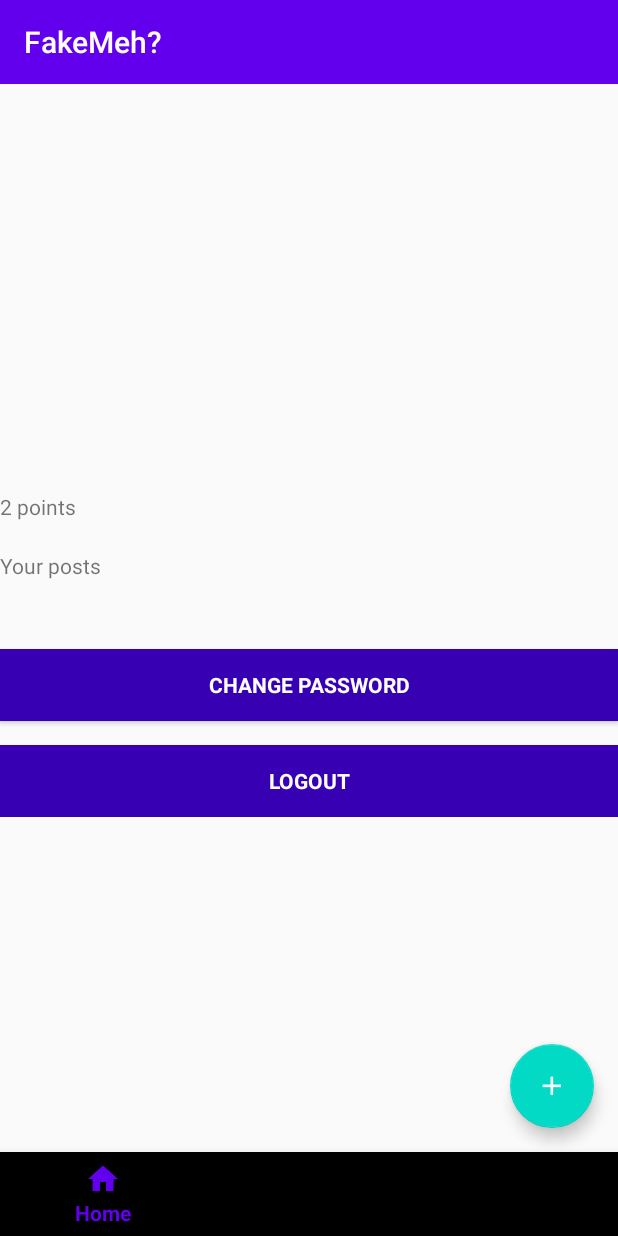
After one commit to UltimateHG/code-exp-2020-test, an Android app: the AccountFragment screen opened directly, with no data from a screen before it, on a phone screen of 412 x 824 dp. The commit adds this screen. Run offline under Robolectric (Android 15) with nearby library versions, the phone set to English and light mode, and no system bars; our stand-ins replace Firebase (no records; nobody signed in at launch, a user with empty details on screens opened directly).

Commit message:
'account'

```diff
--- a/app/build.gradle
+++ b/app/build.gradle
@@ -38,6 +38,8 @@ dependencies {
 	implementation 'com.google.firebase:firebase-auth:19.3.1'
     implementation 'androidx.constraintlayout:constraintlayout:1.1.3'
     implementation 'com.google.android.material:material:1.2.0-beta01'
+    implementation 'androidx.legacy:legacy-support-v4:1.0.0'
+    implementation 'androidx.recyclerview:recyclerview:1.1.0'
 
     testImplementation 'junit:junit:4.12'
     androidTestImplementation 'androidx.test.ext:junit:1.1.1'
--- a/app/src/main/AndroidManifest.xml
+++ b/app/src/main/AndroidManifest.xml
@@ -1,6 +1,7 @@
 <?xml version="1.0" encoding="utf-8"?>
 <manifest xmlns:android="http://schemas.android.com/apk/res/android"
     package="com.example.code_exp_2020_test">
+
     <application
         android:allowBackup="true"
         android:icon="@mipmap/ic_launcher"
@@ -8,9 +9,8 @@
         android:roundIcon="@mipmap/ic_launcher_round"
         android:supportsRtl="true"
         android:theme="@style/AppTheme">
-
-        <activity
-            android:name=".LoginActivity">
+        <activity android:name=".ChangePasswordActivity"></activity>
+        <activity android:name=".LoginActivity">
             <intent-filter>
                 <action android:name="android.intent.action.MAIN" />
 
--- /dev/null
+++ b/app/src/main/java/com/example/code_exp_2020_test/AccountFragment.java
@@ -0,0 +1,67 @@
+package com.example.code_exp_2020_test;
+
+import android.content.Intent;
+import android.os.Bundle;
+
+import androidx.appcompat.app.AppCompatActivity;
+import androidx.fragment.app.Fragment;
+
+import android.util.Log;
+import android.view.LayoutInflater;
+import android.view.View;
+import android.view.ViewGroup;
+import android.widget.Button;
+import android.widget.TextView;
+import android.widget.Toast;
+
+import com.google.firebase.auth.FirebaseAuth;
+
+import org.w3c.dom.Text;
+
+
+public class AccountFragment extends Fragment {
+
+    Button accountLogoutButton;
+    Button accountChangePasswordButton;
+    TextView accountUsernameText;
+    TextView accountPointsText;
+
+    FirebaseAuth mAuth;
+    public View onCreateView(LayoutInflater inflater, ViewGroup container,
+                             Bundle savedInstanceState) {
+        // Inflate the layout for this fragment
+        ((AppCompatActivity)getActivity()).getSupportActionBar().hide();
+        View rootView = inflater.inflate(R.layout.fragment_account, container, false);
+
+        mAuth = FirebaseAuth.getInstance();
+
+        accountUsernameText = (TextView)rootView.findViewById(R.id.accountUsernameText);
+        accountPointsText = (TextView)rootView.findViewById(R.id.accountPointsText);
+
+        accountUsernameText.setText(mAuth.getCurrentUser().getDisplayName());
+        accountPointsText.setText("2 points");
+
+        accountLogoutButton = (Button)rootView.findViewById(R.id.accountLogoutButton);
+        accountLogoutButton.setOnClickListener(v -> {
+            try {
+                mAuth.signOut();
+                Toast.makeText(getActivity(), "Logout successful.", Toast.LENGTH_SHORT).show();
+                Intent intent = new Intent(getActivity(), LoginActivity.class);
+                startActivity(intent);
+            }
+            catch (Exception e){
+                Toast.makeText(getActivity(), "Logout failed. Try again later", Toast.LENGTH_SHORT).show();
+            }
+        });
+
+        //change profile details
+        accountChangePasswordButton = (Button)rootView.findViewById(R.id.accountChangePasswordButton);
+        //create on click listener
+        accountChangePasswordButton.setOnClickListener(view -> {
+            Log.d("Change","Pressed");
+            Intent intent = new Intent(getActivity(), ChangePasswordActivity.class);
+            startActivity(intent);
+        });
+        return rootView;
+    }
+}
--- a/app/src/main/java/com/example/code_exp_2020_test/MainActivity.java
+++ b/app/src/main/java/com/example/code_exp_2020_test/MainActivity.java
@@ -3,7 +3,14 @@ package com.example.code_exp_2020_test;
 import android.app.Activity;
 import android.content.Intent;
 import android.os.Bundle;
+import android.view.View;
+import android.widget.Button;
 import android.widget.Toolbar;
+
+import androidx.appcompat.app.AppCompatActivity;
+import androidx.fragment.app.Fragment;
+import androidx.fragment.app.FragmentManager;
+import androidx.fragment.app.FragmentTransaction;
 
 import com.google.android.material.bottomnavigation.BottomNavigationView;
 import com.google.android.material.floatingactionbutton.FloatingActionButton;
@@ -11,7 +18,7 @@ import com.google.firebase.auth.FirebaseAuth;
 import com.google.firebase.auth.FirebaseUser;
 import com.google.firebase.firestore.FirebaseFirestore;
 
-public class MainActivity extends Activity {
+public class MainActivity extends AppCompatActivity {
 
     private Toolbar mainToolbar;
     private FirebaseAuth.AuthStateListener authStateListener;
@@ -29,15 +36,11 @@ public class MainActivity extends Activity {
         super.onCreate(savedInstanceState);
         setContentView(R.layout.activity_main);
 
+        initializeFragment();
+
         //Define variables
         mAuth = FirebaseAuth.getInstance();
         firebaseFirestore = FirebaseFirestore.getInstance();
-
-        //Set toolbar name
-        mainToolbar = (Toolbar) findViewById(R.id.main_toolbar);
-        setActionBar(mainToolbar);
-
-        getActionBar().setTitle("Fake Meh?");
 
         //Handle main menu fragment + check if user has logged out
         if(mAuth.getCurrentUser() != null) {
@@ -64,6 +67,19 @@ public class MainActivity extends Activity {
                 startActivity(newPostIntent);
             });
         }
+
+        //Set toolbar name
+        mainToolbar = (Toolbar) findViewById(R.id.main_toolbar);
+        setActionBar(mainToolbar);
+
+        getSupportActionBar().setTitle("FakeMeh?");
+
+    }
+
+    private void initializeFragment(){
+        FragmentTransaction fragmentTransaction = getSupportFragmentManager().beginTransaction();
+        fragmentTransaction.add(R.id.main_container, new AccountFragment());
+        fragmentTransaction.commit();
     }
 
 }
--- a/app/src/main/res/layout/activity_main.xml
+++ b/app/src/main/res/layout/activity_main.xml
@@ -35,7 +35,9 @@
         app:menu="@menu/bottom_menu"
         app:layout_constraintBottom_toBottomOf="parent"
         app:layout_constraintEnd_toEndOf="parent"
-        app:layout_constraintStart_toStartOf="parent" />
+        app:layout_constraintStart_toStartOf="parent" >
+
+    </com.google.android.material.bottomnavigation.BottomNavigationView>
 
     <FrameLayout
         android:id="@+id/main_container"
@@ -43,9 +45,9 @@
         android:layout_height="0dp"
         app:layout_constraintBottom_toTopOf="@+id/mainBottomNav"
         app:layout_constraintEnd_toEndOf="parent"
+        app:layout_constraintHorizontal_bias="1.0"
         app:layout_constraintStart_toStartOf="parent"
-        app:layout_constraintTop_toBottomOf="@+id/main_toolbar">
-
-    </FrameLayout>
+        app:layout_constraintTop_toBottomOf="@+id/main_toolbar"
+        app:layout_constraintVertical_bias="1.0"/>
 
 </androidx.constraintlayout.widget.ConstraintLayout>
--- /dev/null
+++ b/app/src/main/res/layout/fragment_account.xml
@@ -0,0 +1,77 @@
+<?xml version="1.0" encoding="utf-8"?>
+<FrameLayout xmlns:android="http://schemas.android.com/apk/res/android"
+    xmlns:app="http://schemas.android.com/apk/res-auto"
+    xmlns:tools="http://schemas.android.com/tools"
+    android:layout_width="match_parent"
+    android:layout_height="match_parent"
+    tools:context=".AccountFragment">
+
+        <LinearLayout
+            android:layout_width="match_parent"
+            android:layout_height="wrap_content"
+            android:orientation="vertical"
+            app:layout_behavior="@string/appbar_scrolling_view_behavior"
+            android:layout_gravity="center">
+
+            <TextView
+                android:id="@+id/accountUsernameText"
+                android:layout_width="match_parent"
+                android:layout_height="wrap_content"
+                android:layout_weight="1"
+                android:text="TextView"
+                android:textSize="36sp" />
+
+            <TextView
+                android:id="@+id/accountPointsText"
+                android:layout_width="match_parent"
+                android:layout_height="wrap_content"
+                android:layout_marginBottom="20dp"
+                android:layout_weight="1"
+                android:text="TextView" />
+
+            <TextView
+                android:id="@+id/accountYourPostsText"
+                android:layout_width="match_parent"
+                android:layout_height="wrap_content"
+                android:layout_marginBottom="20dp"
+                android:layout_weight="1"
+                android:text="@string/your_posts" />
+
+            <ScrollView
+                android:layout_width="match_parent"
+                android:layout_height="10dp"
+                android:layout_weight="1">
+
+                <LinearLayout
+                    android:layout_width="match_parent"
+                    android:layout_height="wrap_content"
+                    android:orientation="vertical" />
+            </ScrollView>
+
+            <Button
+                android:id="@+id/accountChangePasswordButton"
+                style="?android:textAppearanceSmall"
+                android:layout_width="match_parent"
+                android:layout_height="match_parent"
+                android:layout_marginTop="16dp"
+                android:background="@color/colorPrimaryDark"
+                android:text="@string/change_password"
+                android:textColor="@android:color/white"
+                android:textStyle="bold"
+                android:layout_weight="1"/>
+
+            <Button
+                android:id="@+id/accountLogoutButton"
+                style="?android:textAppearanceSmall"
+                android:layout_width="match_parent"
+                android:layout_height="match_parent"
+                android:layout_marginTop="16dp"
+                android:background="@color/colorPrimaryDark"
+                android:text="@string/logout"
+                android:textColor="@android:color/white"
+                android:textStyle="bold"
+                android:layout_weight="1"/>
+
+        </LinearLayout>
+
+</FrameLayout>
--- a/app/src/main/res/values/dimens.xml
+++ b/app/src/main/res/values/dimens.xml
@@ -12,4 +12,5 @@
     inner_frame_layout_padding (below variable) on round screens.
     -->
     <dimen name="inner_frame_layout_padding">5dp</dimen>
+    <dimen name="text_margin">16dp</dimen>
 </resources>
--- a/app/src/main/res/values/strings.xml
+++ b/app/src/main/res/values/strings.xml
@@ -20,4 +20,12 @@
     <string name="bottom_home_text">Home</string>
     <string name="bottom_notification_text">Notification</string>
     <string name="bottom_ac_text">Account</string>
+
+    <string name="your_posts">Your posts</string>
+    <string name="change_password">Change Password</string>
+
+    <string name="enter_registered_email">Enter the email registered to your account</string>
+    <string name="send_reset_email">Send Reset Email</string>
+
+    <string name="never_mind">Never Mind</string>
 </resources>
```
Also changed, not shown: app/src/main/java/com/example/code_exp_2020_test/ChangePasswordActivity.java (added, +75 -0 lines), app/src/main/java/com/example/code_exp_2020_test/LoginActivity.java (+4 -8 lines), app/src/main/res/layout/activity_change_password.xml (added, +54 -0 lines).
